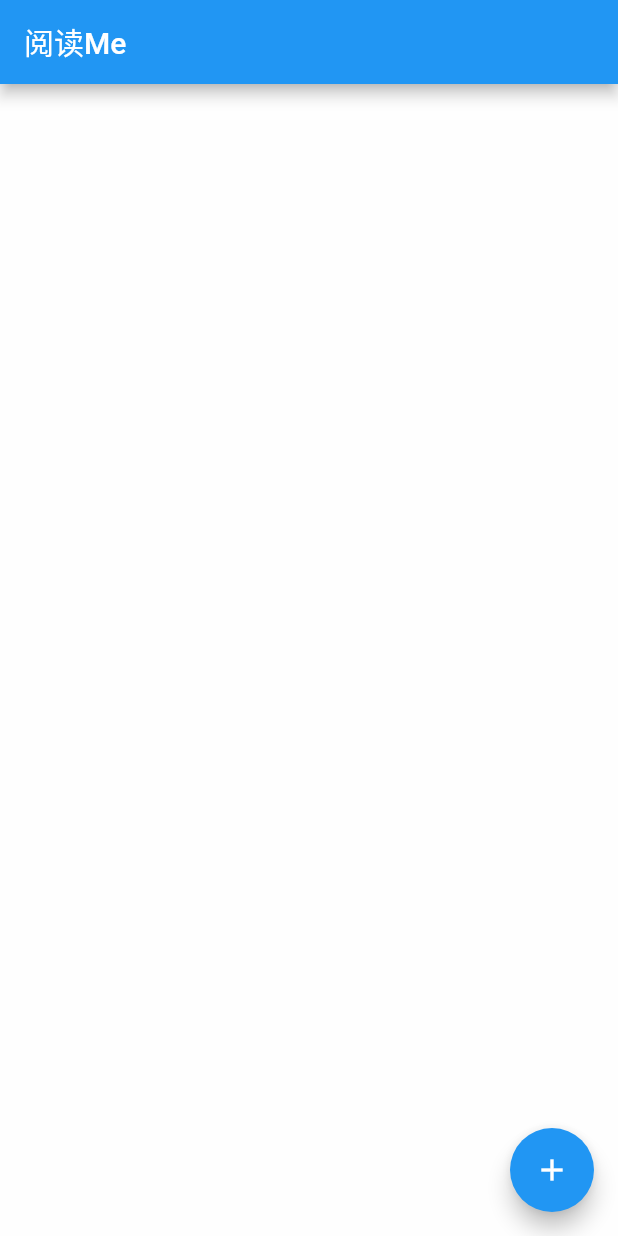
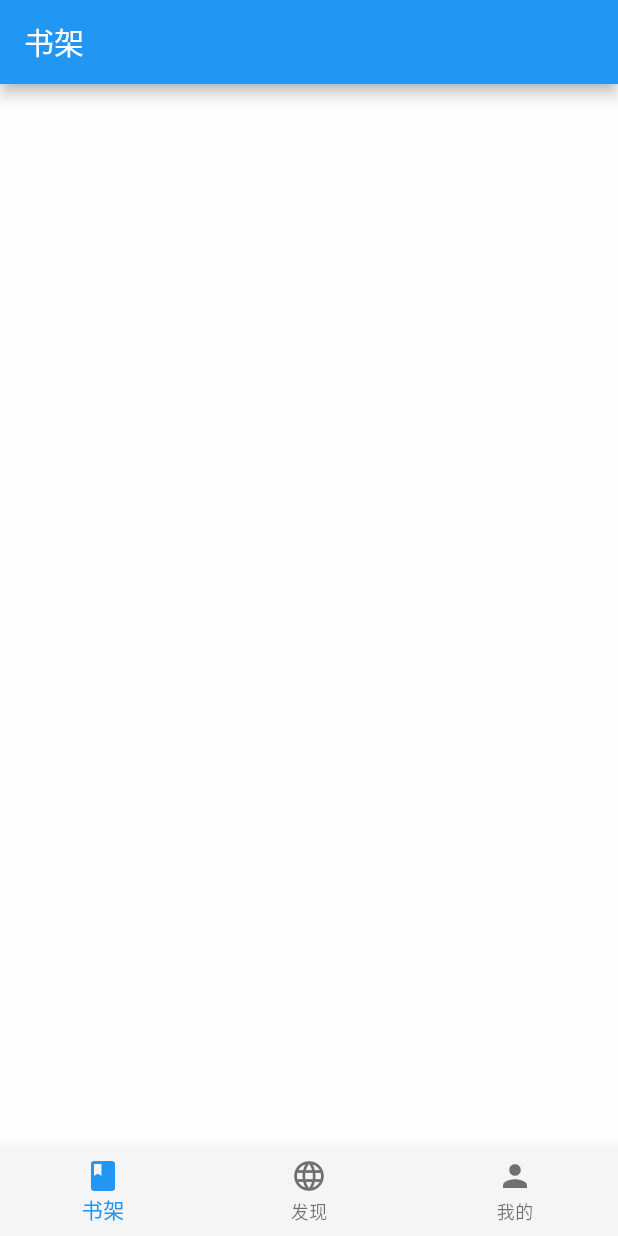
Before and after one commit to Devifish/readme-flutter, a Flutter app: the screen it shows after launch, on a phone screen of 412 x 824 dp. Run offline on Flutter 3.47's test engine with Material 2 defaults, Android fonts, the phone set to English and light mode, and no system bars; Roboto replaces fonts that are missing (WorkSans).

Commit message:
update: 主页基础框架

```diff
--- a/lib/main.dart
+++ b/lib/main.dart
@@ -17,8 +17,9 @@ class App extends StatelessWidget {
     var systemUiStyle = SystemUiOverlayStyle(
       statusBarColor: Colors.transparent,
       statusBarIconBrightness: Brightness.dark,
-      statusBarBrightness: Platform.isAndroid ? Brightness.dark : Brightness.light,
-      systemNavigationBarColor: Colors.white,
+      statusBarBrightness:
+          Platform.isAndroid ? Brightness.dark : Brightness.light,
+      systemNavigationBarColor: Colors.grey.shade100,
       systemNavigationBarDividerColor: Colors.grey,
       systemNavigationBarIconBrightness: Brightness.dark,
     );
@@ -31,7 +32,7 @@ class App extends StatelessWidget {
             primarySwatch: Colors.blue,
             textTheme: AppTheme.textTheme,
             visualDensity: VisualDensity.adaptivePlatformDensity),
-        home: Home(title: ApplicationConstant.title),
+        home: Home(),
         debugShowCheckedModeBanner: false);
   }
 }
--- /dev/null
+++ b/lib/view/book/bookshelf.dart
@@ -0,0 +1,18 @@
+import 'package:flutter/material.dart';
+import 'package:readme/common/theme.dart';
+
+class BookShelf extends StatefulWidget {
+  @override
+  State<StatefulWidget> createState() {
+    return new _BookShelfState();
+  }
+}
+
+class _BookShelfState extends State<BookShelf> {
+  @override
+  Widget build(BuildContext context) {
+    return Scaffold(
+        backgroundColor: AppTheme.nearlyWhite,
+        appBar: AppBar(title: Text('书架')));
+  }
+}
--- a/lib/view/home.dart
+++ b/lib/view/home.dart
@@ -1,41 +1,53 @@
 import 'package:flutter/material.dart';
-import 'package:readme/common/theme.dart';
+import 'package:readme/view/book/bookshelf.dart';
+import 'package:readme/view/find/find_book.dart';
+import 'package:readme/view/mine/me.dart';
 
 class Home extends StatefulWidget {
-  Home({Key key, this.title}) : super(key: key);
-  final String title;
-
   @override
   _HomeState createState() => _HomeState();
 }
 
 class _HomeState extends State<Home> {
-  int _counter = 0;
+  static const List<BottomNavigationBarItem> bottomItems = [
+    BottomNavigationBarItem(
+      icon: Icon(Icons.book),
+      label: '书架',
+    ),
+    BottomNavigationBarItem(
+      icon: Icon(Icons.language),
+      label: '发现',
+    ),
+    BottomNavigationBarItem(
+      icon: Icon(Icons.person),
+      label: '我的',
+    ),
+  ];
 
-  void incrementCounter() {
+  var _selectedIndex = 0;
+  var _pageController = PageController();
+  var _pages = [BookShelf(), FindBook(), Me()];
+
+  void _onPageChanged(int index) {
     setState(() {
-      _counter++;
+      _selectedIndex = index;
     });
   }
 
   @override
   Widget build(BuildContext context) {
     return Scaffold(
-      backgroundColor: AppTheme.nearlyWhite,
-      appBar: AppBar(
-        title: Text(widget.title)
-      ),
-      body: Center(
-        child: Column(
-          mainAxisAlignment: MainAxisAlignment.center,
-          children: <Widget>[],
-        ),
-      ),
-      floatingActionButton: FloatingActionButton(
-        onPressed: incrementCounter,
-        tooltip: 'Increment',
-        child: Icon(Icons.add),
-      ),
-    );
+        body: PageView.builder(
+            itemBuilder: (context, index) => _pages[index],
+            itemCount: _pages.length,
+            controller: _pageController,
+            onPageChanged: _onPageChanged),
+        bottomNavigationBar: BottomNavigationBar(
+          backgroundColor: Colors.grey.shade100,
+          items: bottomItems,
+          type: BottomNavigationBarType.fixed,
+          currentIndex: _selectedIndex,
+          onTap: (index) => _pageController.jumpToPage(index),
+        ));
   }
 }
```
Also changed, not shown: lib/view/find/find_book.dart (added, +18 -0 lines), lib/view/mine/me.dart (added, +18 -0 lines).
